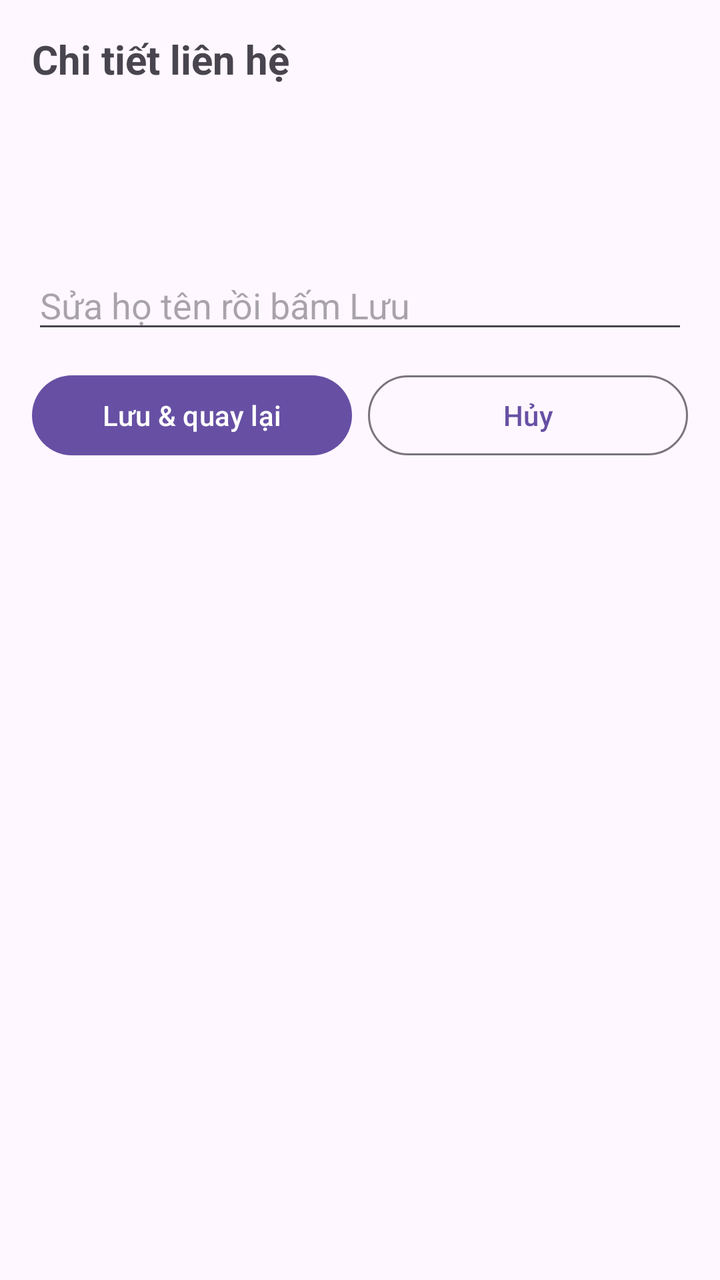
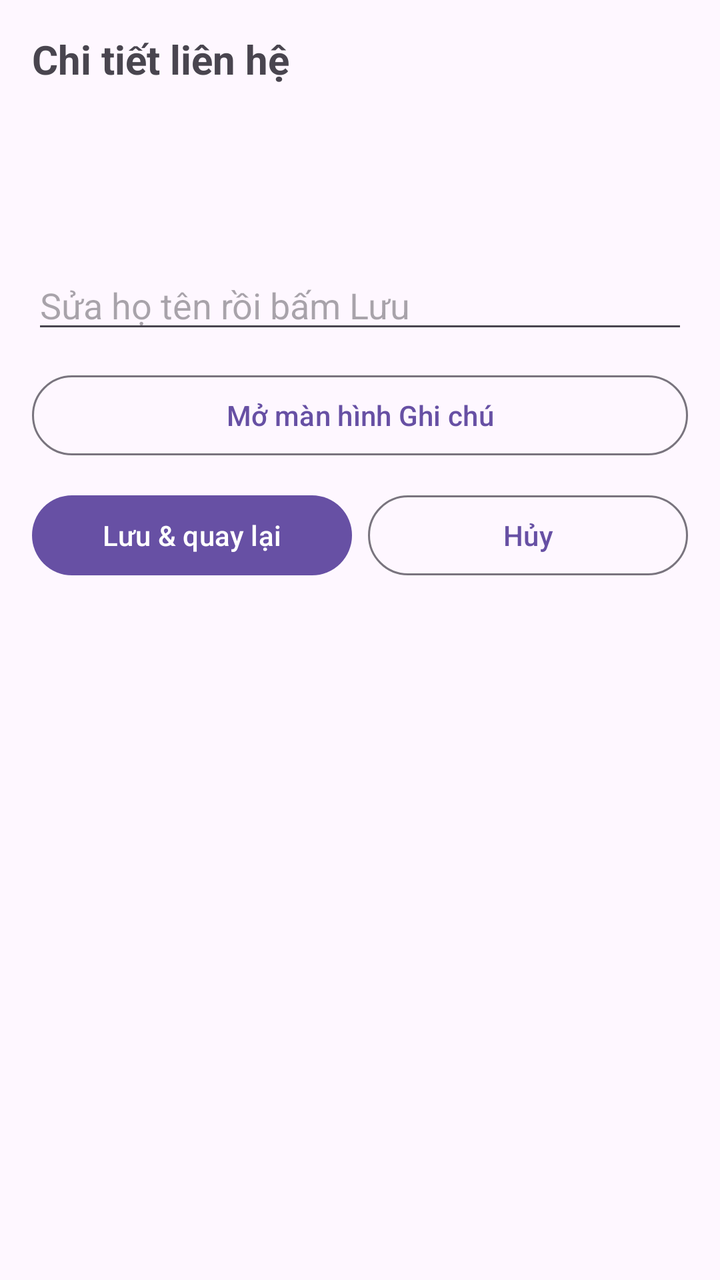

Compare the two renders of this Android layout. The source of the first and the diff that turns it into the second are given below.
<!-- AndroidManifest.xml: application theme Theme.A5_231A010596 -->
<!-- res/layout/activity_detail.xml -->
<?xml version="1.0" encoding="utf-8"?>
<LinearLayout xmlns:android="http://schemas.android.com/apk/res/android"
    android:id="@+id/main"
    android:layout_width="match_parent"
    android:layout_height="match_parent"
    android:orientation="vertical"
    android:padding="16dp">

    <TextView
        android:layout_width="wrap_content"
        android:layout_height="wrap_content"
        android:text="@string/detail_title"
        android:textSize="20sp"
        android:textStyle="bold" />

    <TextView
        android:id="@+id/tvThongTin"
        android:layout_width="match_parent"
        android:layout_height="wrap_content"
        android:layout_marginTop="16dp"
        android:lineSpacingExtra="4dp"
        android:textSize="16sp" />

    <TextView
        android:id="@+id/tvNguoiGui"
        android:layout_width="match_parent"
        android:layout_height="wrap_content"
        android:layout_marginTop="8dp"
        android:textSize="13sp" />

    <EditText
        android:id="@+id/edtHoTenMoi"
        android:layout_width="match_parent"
        android:layout_height="wrap_content"
        android:layout_marginTop="24dp"
        android:hint="@string/hint_new_name"
        android:importantForAutofill="no"
        android:inputType="textPersonName" />

    <LinearLayout
        android:layout_width="match_parent"
        android:layout_height="wrap_content"
        android:layout_marginTop="12dp"
        android:orientation="horizontal">

        <Button
            android:id="@+id/btnLuu"
            android:layout_width="0dp"
            android:layout_height="wrap_content"
            android:layout_weight="1"
            android:text="@string/save_back" />

        <Button
            android:id="@+id/btnHuy"
            style="?attr/materialButtonOutlinedStyle"
            android:layout_width="0dp"
            android:layout_height="wrap_content"
            android:layout_marginStart="8dp"
            android:layout_weight="1"
            android:text="@string/cancel" />
    </LinearLayout>
</LinearLayout>
<!-- resources referenced by this layout -->
<resources>
  <string name="cancel">Hủy</string>
  <string name="detail_title">Chi tiết liên hệ</string>
  <string name="hint_new_name">Sửa họ tên rồi bấm Lưu</string>
  <string name="save_back">Lưu &amp; quay lại</string>
  <style name="Theme.A5_231A010596" parent="Base.Theme.A5_231A010596" />
  <style name="Base.Theme.A5_231A010596" parent="Theme.Material3.DayNight.NoActionBar">
          
          
      </style>
</resources>

<!-- the commit's change to res/layout/activity_detail.xml (unified diff, before → after) -->
@@ -37,6 +37,15 @@
         android:importantForAutofill="no"
         android:inputType="textPersonName" />
 
+    
+    <Button
+        android:id="@+id/btnMoGhiChu"
+        style="?attr/materialButtonOutlinedStyle"
+        android:layout_width="match_parent"
+        android:layout_height="wrap_content"
+        android:layout_marginTop="12dp"
+        android:text="Mở màn hình Ghi chú" />
+
     <LinearLayout
         android:layout_width="match_parent"
         android:layout_height="wrap_content"
